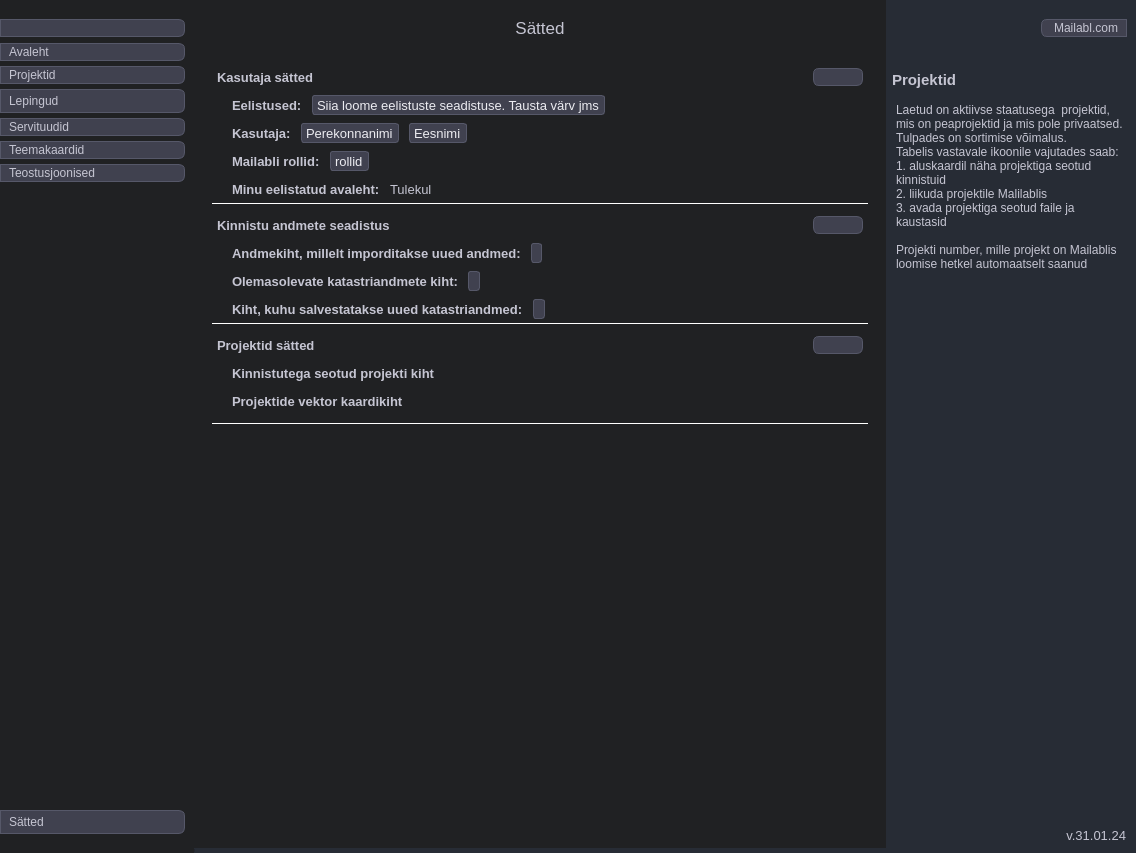
Before: the Qt Designer form mailabl-qgis/Mailabl_dialog_base.ui in TuloliKalver/mailabl-qgis, drawn with Qt 5.
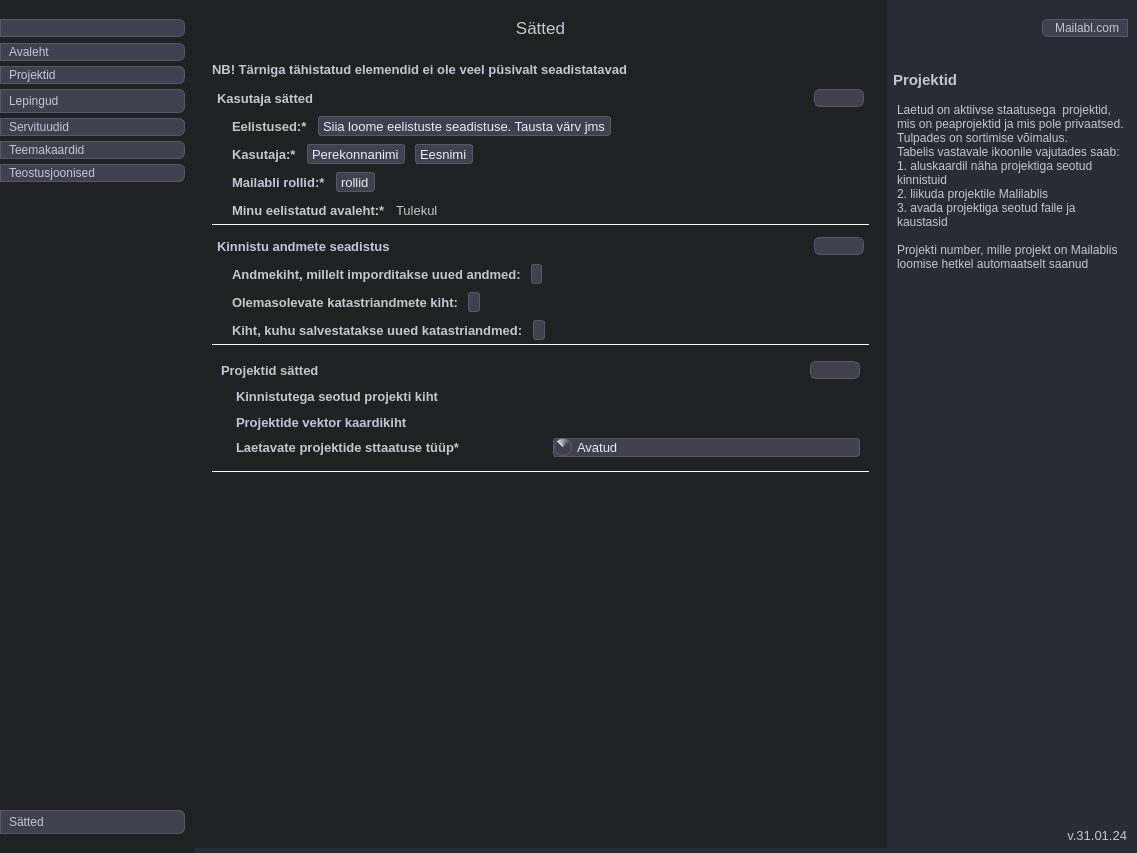
After: the same form once the commit is applied. The open tabs and pages were chosen to show the change. Icons and pictures are not drawn.

Commit message: added Project statuses as an option

Patch:
```diff
--- a/mailabl-qgis/Mailabl_dialog_base.ui
+++ b/mailabl-qgis/Mailabl_dialog_base.ui
@@ -6,7 +6,7 @@
    <rect>
     <x>0</x>
     <y>0</y>
-    <width>1136</width>
+    <width>1137</width>
     <height>853</height>
    </rect>
   </property>
@@ -5344,6 +5344,20 @@
 </string>
                </property>
                <layout class="QVBoxLayout" name="verticalLayout_139">
+                <item>
+                 <widget class="QLabel" name="label_23">
+                  <property name="font">
+                   <font>
+                    <pointsize>10</pointsize>
+                    <weight>75</weight>
+                    <bold>true</bold>
+                   </font>
+                  </property>
+                  <property name="text">
+                   <string>NB! Tärniga tähistatud elemendid ei ole veel püsivalt seadistatavad</string>
+                  </property>
+                 </widget>
+                </item>
                 <item>
                  <widget class="QWidget" name="qwSU_Mailabl_Users" native="true">
                   <property name="styleSheet">
@@ -5472,7 +5486,7 @@
                          </font>
                         </property>
                         <property name="text">
-                         <string>Eelistused:</string>
+                         <string>Eelistused:*</string>
                         </property>
                        </widget>
                       </item>
@@ -5540,7 +5554,7 @@
                          </font>
                         </property>
                         <property name="text">
-                         <string>Kasutaja:</string>
+                         <string>Kasutaja:*</string>
                         </property>
                        </widget>
                       </item>
@@ -5622,7 +5636,7 @@
                          </font>
                         </property>
                         <property name="text">
-                         <string>Mailabli rollid:</string>
+                         <string>Mailabli rollid:*</string>
                         </property>
                        </widget>
                       </item>
@@ -5690,7 +5704,7 @@
                          </font>
                         </property>
                         <property name="text">
-                         <string>Minu eelistatud avaleht:</string>
+                         <string>Minu eelistatud avaleht:*</string>
                         </property>
                        </widget>
                       </item>
@@ -6028,21 +6042,6 @@
                    <string notr="true"/>
                   </property>
                   <layout class="QVBoxLayout" name="verticalLayout_46">
-                   <property name="spacing">
-                    <number>8</number>
-                   </property>
-                   <property name="leftMargin">
-                    <number>5</number>
-                   </property>
-                   <property name="topMargin">
-                    <number>5</number>
-                   </property>
-                   <property name="rightMargin">
-                    <number>5</number>
-                   </property>
-                   <property name="bottomMargin">
-                    <number>5</number>
-                   </property>
                    <item>
                     <widget class="QFrame" name="frame_27">
                      <property name="frameShape">
@@ -6248,6 +6247,92 @@
                      </layout>
                     </widget>
                    </item>
+                   <item>
+                    <widget class="QFrame" name="frame_20">
+                     <property name="frameShape">
+                      <enum>QFrame::StyledPanel</enum>
+                     </property>
+                     <property name="frameShadow">
+                      <enum>QFrame::Raised</enum>
+                     </property>
+                     <layout class="QHBoxLayout" name="horizontalLayout_56">
+                      <property name="spacing">
+                       <number>10</number>
+                      </property>
+                      <property name="leftMargin">
+                       <number>15</number>
+                      </property>
+                      <property name="topMargin">
+                       <number>0</number>
+                      </property>
+                      <property name="rightMargin">
+                       <number>0</number>
+                      </property>
+                      <property name="bottomMargin">
+                       <number>0</number>
+                      </property>
+                      <item>
+                       <widget class="QLabel" name="label_13">
+                        <property name="font">
+                         <font>
+                          <pointsize>10</pointsize>
+                          <weight>75</weight>
+                          <bold>true</bold>
+                         </font>
+                        </property>
+                        <property name="text">
+                         <string>Laetavate projektide sttaatuse tüüp*</string>
+                        </property>
+                       </widget>
+                      </item>
+                      <item>
+                       <widget class="QComboBox" name="cmbProjectState">
+                        <property name="minimumSize">
+                         <size>
+                          <width>100</width>
+                          <height>0</height>
+                         </size>
+                        </property>
+                        <property name="font">
+                         <font>
+                          <pointsize>10</pointsize>
+                         </font>
+                        </property>
+                        <item>
+                         <property name="text">
+                          <string>Avatud</string>
+                         </property>
+                        </item>
+                        <item>
+                         <property name="text">
+                          <string>Kõik</string>
+                         </property>
+                        </item>
+                        <item>
+                         <property name="text">
+                          <string>Suletud</string>
+                         </property>
+                        </item>
+                        <item>
+                         <property name="text">
+                          <string/>
+                         </property>
+                        </item>
+                        <item>
+                         <property name="text">
+                          <string/>
+                         </property>
+                        </item>
+                        <item>
+                         <property name="text">
+                          <string/>
+                         </property>
+                        </item>
+                       </widget>
+                      </item>
+                     </layout>
+                    </widget>
+                   </item>
                    <item>
                     <widget class="QFrame" name="frame_22">
                      <property name="frameShape">
@@ -6829,7 +6914,7 @@
                     </widget>
                    </item>
                    <item>
-                    <widget class="QComboBox" name="cmbProjectState">
+                    <widget class="QComboBox" name="cmbProjectStatuses">
                      <property name="minimumSize">
                       <size>
                        <width>100</width>
@@ -6841,36 +6926,6 @@
                        <pointsize>10</pointsize>
                       </font>
                      </property>
-                     <item>
-                      <property name="text">
-                       <string>Avatud</string>
-                      </property>
-                     </item>
-                     <item>
-                      <property name="text">
-                       <string>Kõik</string>
-                      </property>
-                     </item>
-                     <item>
-                      <property name="text">
-                       <string>Suletud</string>
-                      </property>
-                     </item>
-                     <item>
-                      <property name="text">
-                       <string/>
-                      </property>
-                     </item>
-                     <item>
-                      <property name="text">
-                       <string/>
-                      </property>
-                     </item>
-                     <item>
-                      <property name="text">
-                       <string/>
-                      </property>
-                     </item>
                     </widget>
                    </item>
                    <item>
```
Left out of the diff: 6 changed lines with no effect on the pictures. The commit also changes 5 other files.
